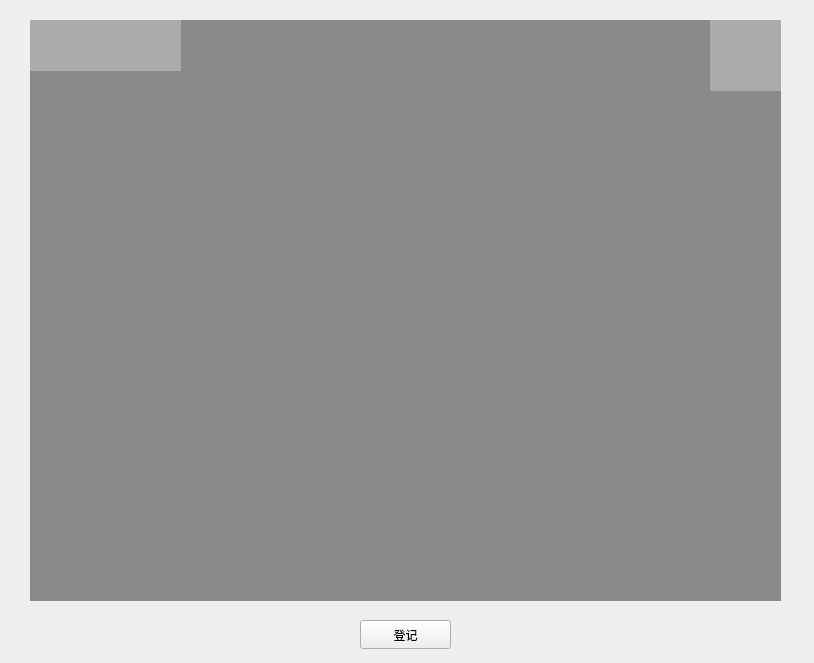
This is gui/mainwindow.ui in Liu8018/facerec-gui3 as Qt 5 draws it before an edit. The edited form follows.
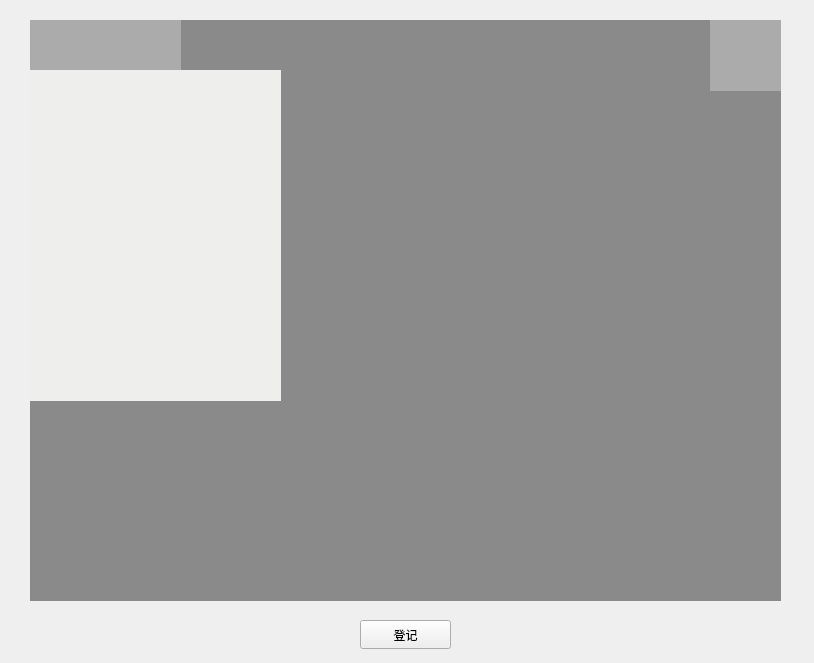
This is the edited form. Icons and pictures are not drawn.

```diff
--- a/gui/mainwindow.ui
+++ b/gui/mainwindow.ui
@@ -77,6 +77,22 @@
      <string/>
     </property>
    </widget>
+   <widget class="QLabel" name="label_names">
+    <property name="geometry">
+     <rect>
+      <x>30</x>
+      <y>70</y>
+      <width>251</width>
+      <height>331</height>
+     </rect>
+    </property>
+    <property name="styleSheet">
+     <string notr="true">background-color: rgb(238, 238, 236);</string>
+    </property>
+    <property name="text">
+     <string/>
+    </property>
+   </widget>
   </widget>
  </widget>
  <layoutdefault spacing="6" margin="11"/>
```
